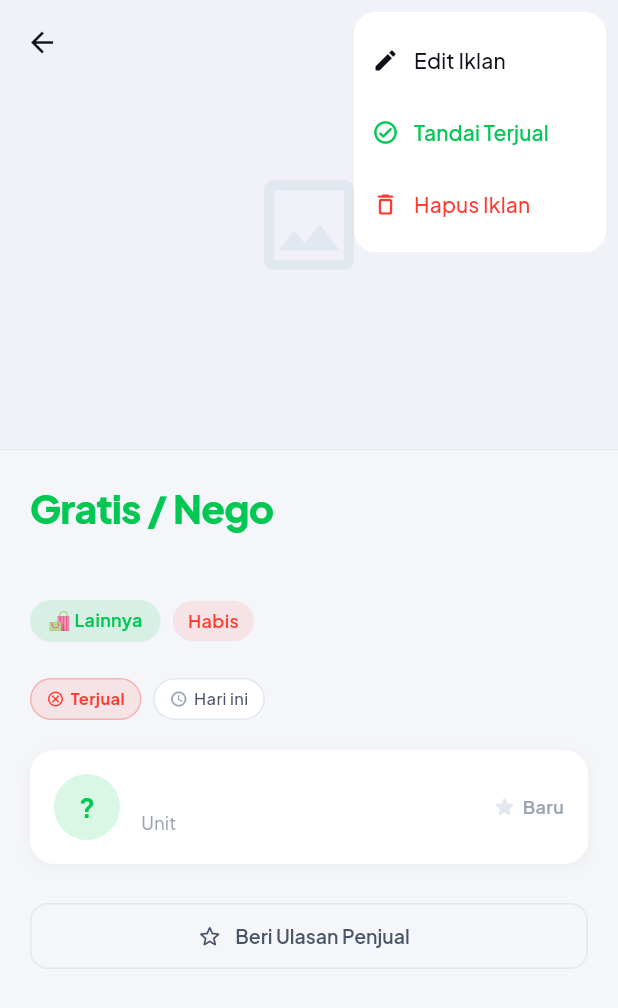
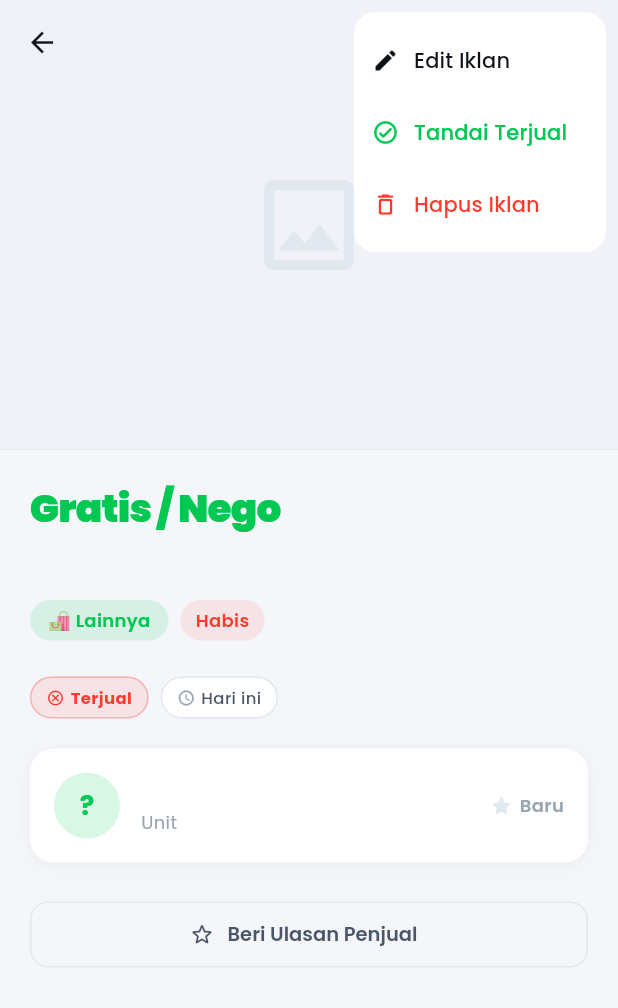
Before and after one commit to IchsanJunaedi/rukunin, a Flutter app: the ListingDetailScreen screen opened directly with empty values, after a tap on the "more vert" icon, on a phone screen of 412 x 824 dp. Shown: the top 1008 px of the screen. Run offline on Flutter 3.47's test engine with Material 3 defaults, Android fonts, the phone set to English and light mode, and no system bars; our stand-ins replace cached_network_image, dio, file_picker, firebase_core, firebase_messaging, fl_chart and 8 more; missing offline and left inert: file_saver; accounts and stored records are empty.

Commit message:
feat(community): update marketplace and notifications models, providers, screens
Co-Authored-By: Claude Sonnet 4.6 <noreply@anthropic.com>

```diff
--- a/lib/features/marketplace/screens/listing_detail_screen.dart
+++ b/lib/features/marketplace/screens/listing_detail_screen.dart
@@ -110,7 +110,7 @@ class ListingDetailScreen extends ConsumerWidget {
           backgroundColor: isDark ? RukuninColors.darkSurface : RukuninColors.lightSurface,
           title: Text(
             'Beri Ulasan Penjual',
-            style: GoogleFonts.plusJakartaSans(fontWeight: FontWeight.w700),
+            style: GoogleFonts.poppins(fontWeight: FontWeight.w700),
           ),
           content: Column(
             mainAxisSize: MainAxisSize.min,
@@ -118,7 +118,7 @@ class ListingDetailScreen extends ConsumerWidget {
               Text(
                 'Sudah beli barang ini?\nBeri rating untuk ${listing.sellerName ?? 'penjual'}!',
                 textAlign: TextAlign.center,
-                style: GoogleFonts.plusJakartaSans(
+                style: GoogleFonts.poppins(
                     fontSize: 14, color: isDark ? RukuninColors.darkTextSecondary : RukuninColors.lightTextSecondary),
               ),
               const SizedBox(height: 20),
@@ -142,7 +142,7 @@ class ListingDetailScreen extends ConsumerWidget {
                 maxLines: 2,
                 decoration: InputDecoration(
                   hintText: 'Tulis komentar (opsional)...',
-                  hintStyle: GoogleFonts.plusJakartaSans(fontSize: 13),
+                  hintStyle: GoogleFonts.poppins(fontSize: 13),
                   filled: true,
                   fillColor: isDark ? RukuninColors.darkBg : RukuninColors.lightBg,
                   border: OutlineInputBorder(
@@ -157,7 +157,7 @@ class ListingDetailScreen extends ConsumerWidget {
             TextButton(
               onPressed: () => Navigator.pop(ctx),
               child: Text('Batal',
-                  style: GoogleFonts.plusJakartaSans(
+                  style: GoogleFonts.poppins(
                       color: isDark ? RukuninColors.darkTextSecondary : RukuninColors.lightTextSecondary)),
             ),
             ElevatedButton(
@@ -204,16 +204,16 @@ class ListingDetailScreen extends ConsumerWidget {
         shape: RoundedRectangleBorder(borderRadius: BorderRadius.circular(20)),
         backgroundColor: isDark ? RukuninColors.darkSurface : RukuninColors.lightSurface,
         title: Text('Hapus Iklan?',
-            style: GoogleFonts.plusJakartaSans(fontWeight: FontWeight.w700)),
+            style: GoogleFonts.poppins(fontWeight: FontWeight.w700)),
         content: Text(
           'Iklan "${listing.title}" akan dihapus secara permanen.',
-          style: GoogleFonts.plusJakartaSans(fontSize: 14, color: isDark ? RukuninColors.darkTextSecondary : RukuninColors.lightTextSecondary),
+          style: GoogleFonts.poppins(fontSize: 14, color: isDark ? RukuninColors.darkTextSecondary : RukuninColors.lightTextSecondary),
         ),
         actions: [
           TextButton(
             onPressed: () => Navigator.pop(ctx),
             child: Text('Batal',
-                style: GoogleFonts.plusJakartaSans(color: isDark ? RukuninColors.darkTextSecondary : RukuninColors.lightTextSecondary)),
+                style: GoogleFonts.poppins(color: isDark ? RukuninColors.darkTextSecondary : RukuninColors.lightTextSecondary)),
           ),
           ElevatedButton(
             onPressed: () async {
@@ -252,16 +252,16 @@ class ListingDetailScreen extends ConsumerWidget {
         shape: RoundedRectangleBorder(borderRadius: BorderRadius.circular(20)),
         backgroundColor: isDark ? RukuninColors.darkSurface : RukuninColors.lightSurface,
         title: Text('Tandai Iklan Terjual?',
-            style: GoogleFonts.plusJakartaSans(fontWeight: FontWeight.w700)),
+            style: GoogleFonts.poppins(fontWeight: FontWeight.w700)),
         content: Text(
           'Iklan "${listing.title}" akan ditandai sebagai terjual dan tidak akan muncul lagi di halaman Marketplace. Aksi ini tidak dapat dibatalkan.',
-          style: GoogleFonts.plusJakartaSans(fontSize: 14, color: isDark ? RukuninColors.darkTextSecondary : RukuninColors.lightTextSecondary),
+          style: GoogleFonts.poppins(fontSize: 14, color: isDark ? RukuninColors.darkTextSecondary : RukuninColors.lightTextSecondary),
         ),
         actions: [
           TextButton(
             onPressed: () => Navigator.pop(ctx),
             child: Text('Batal',
-                style: GoogleFonts.plusJakartaSans(color: isDark ? RukuninColors.darkTextSecondary : RukuninColors.lightTextSecondary)),
+                style: GoogleFonts.poppins(color: isDark ? RukuninColors.darkTextSecondary : RukuninColors.lightTextSecondary)),
           ),
           ElevatedButton(
             onPressed: () async {
@@ -353,7 +353,7 @@ class _ImageHeroAppBarState extends State<_ImageHeroAppBar> {
                   children: [
                     Icon(Icons.edit_rounded, size: 18, color: Theme.of(context).brightness == Brightness.dark ? RukuninColors.darkTextPrimary : RukuninColors.lightTextPrimary),
                     const SizedBox(width: 10),
-                    Text('Edit Iklan', style: GoogleFonts.plusJakartaSans(fontSize: 14)),
+                    Text('Edit Iklan', style: GoogleFonts.poppins(fontSize: 14)),
                   ],
                 ),
               ),
@@ -364,7 +364,7 @@ class _ImageHeroAppBarState extends State<_ImageHeroAppBar> {
                     const Icon(Icons.check_circle_outline_rounded, size: 18, color: RukuninColors.success),
                     const SizedBox(width: 10),
                     Text('Tandai Terjual',
-                        style: GoogleFonts.plusJakartaSans(fontSize: 14, color: RukuninColors.success)),
+                        style: GoogleFonts.poppins(fontSize: 14, color: RukuninColors.success)),
                   ],
                 ),
               ),
@@ -375,7 +375,7 @@ class _ImageHeroAppBarState extends State<_ImageHeroAppBar> {
                     const Icon(Icons.delete_outline_rounded, size: 18, color: RukuninColors.error),
                     const SizedBox(width: 10),
                     Text('Hapus Iklan',
-                        style: GoogleFonts.plusJakartaSans(fontSize: 14, color: RukuninColors.error)),
+                        style: GoogleFonts.poppins(fontSize: 14, color: RukuninColors.error)),
                   ],
                 ),
               ),
@@ -454,7 +454,7 @@ class _ListingHeader extends StatelessWidget {
       children: [
         Text(
           listing.formattedPrice,
-          style: GoogleFonts.plusJakartaSans(
+          style: GoogleFonts.poppins(
             fontSize: 26,
             fontWeight: FontWeight.w900,
             color: RukuninColors.brandGreen,
@@ -464,7 +464,7 @@ class _ListingHeader extends StatelessWidget {
         const SizedBox(height: 4),
         Text(
           listing.title,
-          style: GoogleFonts.plusJakartaSans(
+          style: GoogleFonts.poppins(
             fontSize: 20,
             fontWeight: FontWeight.w700,
             color: isDark ? RukuninColors.darkTextPrimary : RukuninColors.lightTextPrimary,
@@ -481,7 +481,7 @@ class _ListingHeader extends StatelessWidget {
               ),
               child: Text(
                 listing.categoryLabel,
-                style: GoogleFonts.plusJakartaSans(
+                style: GoogleFonts.poppins(
                   fontSize: 12,
                   fontWeight: FontWeight.w600,
                   color: RukuninColors.brandGreen,
@@ -499,7 +499,7 @@ class _ListingHeader extends StatelessWidget {
               ),
               child: Text(
                 listing.isAvailable ? 'Stok: ${listing.stock}' : 'Habis',
-                style: GoogleFonts.plusJakartaSans(
+                style: GoogleFonts.poppins(
                   fontSize: 12,
                   fontWeight: FontWeight.w600,
                   color: listing.isAvailable ? RukuninColors.success : RukuninColors.error,
@@ -558,7 +558,7 @@ class _MetaChip extends StatelessWidget {
         children: [
           Icon(icon, size: 12, color: isDark ? RukuninColors.darkTextTertiary : RukuninColors.lightTextTertiary),
           const SizedBox(width: 4),
-          Text(label, style: GoogleFonts.plusJakartaSans(
+          Text(label, style: GoogleFonts.poppins(
             fontSize: 11, fontWeight: FontWeight.w500,
             color: isDark ? RukuninColors.darkTextSecondary : RukuninColors.lightTextSecondary,
           )),
@@ -594,7 +594,7 @@ class _StatusChip extends StatelessWidget {
         children: [
           Icon(icon, size: 12, color: textColor),
           const SizedBox(width: 4),
-          Text(label, style: GoogleFonts.plusJakartaSans(fontSize: 11, fontWeight: FontWeight.w700, color: textColor)),
+          Text(label, style: GoogleFonts.poppins(fontSize: 11, fontWeight: FontWeight.w700, color: textColor)),
         ],
       ),
     );
@@ -632,7 +632,7 @@ class _SellerCard extends StatelessWidget {
                     listing.sellerName?.isNotEmpty == true
                         ? listing.sellerName![0].toUpperCase()
                         : '?',
-                    style: GoogleFonts.plusJakartaSans(
+                    style: GoogleFonts.poppins(
                       color: RukuninColors.brandGreen,
                       fontWeight: FontWeight.w700,
                       fontSize: 18,
@@ -647,7 +647,7 @@ class _SellerCard extends StatelessWidget {
               children: [
                 Text(
                   listing.sellerName ?? 'Warga',
-                  style: GoogleFonts.plusJakartaSans(
+                  style: GoogleFonts.poppins(
                     fontWeight: FontWeight.w700,
                     fontSize: 15,
                     color: isDark ? RukuninColors.darkTextPrimary : RukuninColors.lightTextPrimary,
@@ -655,7 +655,7 @@ class _SellerCard extends StatelessWidget {
                 ),
                 Text(
                   'Unit ${listing.sellerUnit ?? '-'}',
-                  style: GoogleFonts.plusJakartaSans(
+                  style: GoogleFonts.poppins(
                       fontSize: 12, color: isDark ? RukuninColors.darkTextTertiary : RukuninColors.lightTextTertiary),
                 ),
               ],
@@ -691,7 +691,7 @@ class _RatingBadge extends StatelessWidget {
               Icon(Icons.star_rounded, color: isDark ? RukuninColors.darkBorder : RukuninColors.lightBorder, size: 16),
               const SizedBox(width: 4),
               Text('Baru',
-                  style: GoogleFonts.plusJakartaSans(
+                  style: GoogleFonts.poppins(
                       fontSize: 12,
                       fontWeight: FontWeight.w600,
                       color: isDark ? RukuninColors.darkTextTertiary : RukuninColors.lightTextTertiary)),
@@ -704,14 +704,14 @@ class _RatingBadge extends StatelessWidget {
             const SizedBox(width: 4),
             Text(
               val.averageScore.toStringAsFixed(1),
-              style: GoogleFonts.plusJakartaSans(
+              style: GoogleFonts.poppins(
                   fontSize: 13,
                   fontWeight: FontWeight.w700,
                   color: isDark ? RukuninColors.darkTextPrimary : RukuninColors.lightTextPrimary),
             ),
             Text(
               ' (${val.totalReviews})',
-              style: GoogleFonts.plusJakartaSans(
+              style: GoogleFonts.poppins(
                   fontSize: 12, color: isDark ? RukuninColors.darkTextTertiary : RukuninColors.lightTextTertiary),
             ),
           ],
@@ -736,7 +736,7 @@ class _DescriptionSection extends StatelessWidget {
       children: [
         Text(
           'Deskripsi',
-          style: GoogleFonts.plusJakartaSans(
+          style: GoogleFonts.poppins(
             fontSize: 15,
             fontWeight: FontWeight.w700,
             color: isDark ? RukuninColors.darkTextPrimary : RukuninColors.lightTextPrimary,
@@ -752,7 +752,7 @@ class _DescriptionSection extends StatelessWidget {
           ),
           child: Text(
             description,
-            style: GoogleFonts.plusJakartaSans(
+            style: GoogleFonts.poppins(
               fontSize: 14,
               color: isDark ? RukuninColors.darkTextSecondary : RukuninColors.lightTextSecondary,
               height: 1.7,
@@ -789,7 +789,7 @@ class _ActionButtons extends StatelessWidget {
           icon: const Icon(Icons.chat_rounded),
           label: Text(
             'Hubungi via WhatsApp',
-            style: GoogleFonts.plusJakartaSans(fontWeight: FontWeight.w700, fontSize: 15),
+            style: GoogleFonts.poppins(fontWeight: FontWeight.w700, fontSize: 15),
           ),
           style: ElevatedButton.styleFrom(
             backgroundColor: const Color(0xFF25D366),
@@ -805,7 +805,7 @@ class _ActionButtons extends StatelessWidget {
           icon: const Icon(Icons.star_outline_rounded, size: 18),
           label: Text(
             'Beri Ulasan Penjual',
-            style: GoogleFonts.plusJakartaSans(fontWeight: FontWeight.w600, fontSize: 13),
+            style: GoogleFonts.poppins(fontWeight: FontWeight.w600, fontSize: 13),
           ),
           style: OutlinedButton.styleFrom(
             foregroundColor: isDark ? RukuninColors.darkTextSecondary : RukuninColors.lightTextSecondary,
```
Also changed, not shown: lib/features/marketplace/screens/add_listing_screen.dart (+11 -11 lines), lib/features/marketplace/screens/marketplace_screen.dart (+8 -8 lines), lib/features/notifications/screens/notifications_screen.dart (+5 -5 lines).
